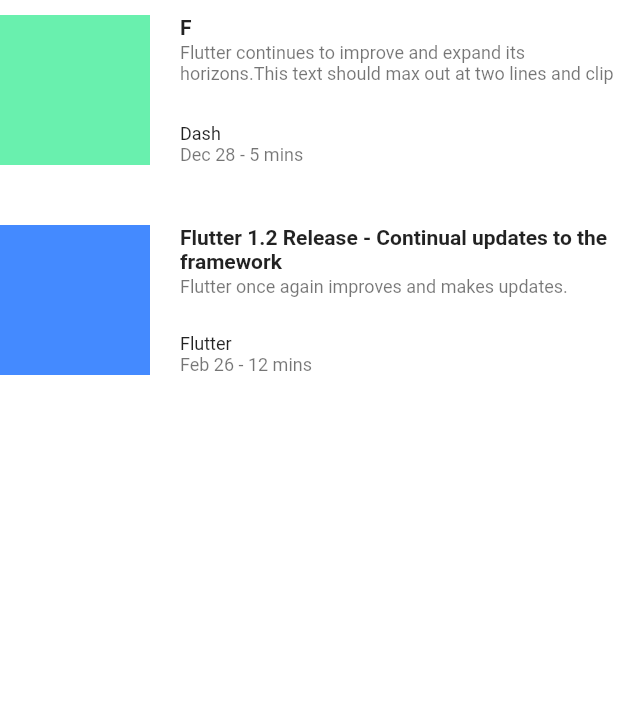
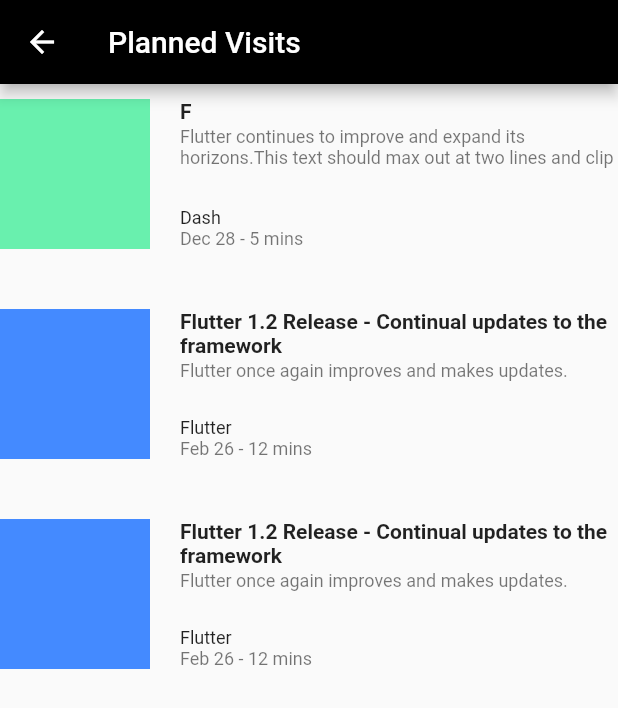
Before and after one commit to Nicoale/feety, a Flutter app: the PlannedListWidget screen opened directly, on a phone screen of 412 x 824 dp. Shown: the top 708 px of the screen. Run offline on Flutter 3.47's test engine with Material 2 defaults, Android fonts, the light colour scheme and no system bars; our stand-ins replace flutter_offline.

Commit message:
offline screen changed

```diff
--- a/lib/Screens/about.dart
+++ b/lib/Screens/about.dart
@@ -10,7 +10,8 @@
   Widget build(BuildContext context) {
     return Scaffold(
       appBar: AppBar(
-        title:Text('About App')
+        title:Text('About App'),
+        backgroundColor: Colors.black,
         )
     );
   }
--- a/lib/Screens/favourites.dart
+++ b/lib/Screens/favourites.dart
@@ -10,7 +10,8 @@
   Widget build(BuildContext context) {
     return Scaffold(
       appBar: AppBar(
-        title:Text('Favourites')
+        title:Text('Favourites'),
+        backgroundColor: Colors.black,
         )
     );
   }
--- a/lib/Screens/legal.dart
+++ b/lib/Screens/legal.dart
@@ -5,7 +5,7 @@
   Widget build(BuildContext context) {
     return Scaffold(
       appBar: AppBar(
-        title:Text('Privacy & Legal Information')
+        title:Text('Privacy & Legal Information'),backgroundColor: Colors.black,
         )
     );
   }
--- a/lib/Screens/planned.dart
+++ b/lib/Screens/planned.dart
@@ -10,7 +10,13 @@
   @override
   Widget build(BuildContext context) {
     return Scaffold(
-        backgroundColor: Colors.white,
+      appBar:AppBar(
+        title: Text('Planned Visits'),
+        backgroundColor: Colors.black,
+      ),
+
+
+
         body: ListView(
           children: <Widget>[
             LocationTwo(
@@ -25,9 +31,15 @@
               publishDate: 'Dec 28',
               readDuration: '5 mins',
             ),
+
+
+
             SizedBox(
               height: 20,
             ),
+
+
+
             LocationTwo(
               thumbnail: Container(
                 height: 30,
@@ -42,6 +54,19 @@
             SizedBox(
               height: 20,
             ),
+
+
+            LocationTwo(
+              thumbnail: Container(
+                height: 30,
+                decoration: const BoxDecoration(color: Colors.blueAccent),
+              ),
+              title: 'Flutter 1.2 Release - Continual updates to the framework',
+              subtitle: 'Flutter once again improves and makes updates.',
+              author: 'Flutter',
+              publishDate: 'Feb 26',
+              readDuration: '12 mins',
+            ),
           ],
         ));
   }
--- a/lib/Screens/profile_entry.dart
+++ b/lib/Screens/profile_entry.dart
@@ -13,7 +13,8 @@
   Widget build(BuildContext context) {
     return Scaffold(
       appBar: AppBar(
-        title: Text('Your Profile')
+        title: Text('Your Profile'),
+        backgroundColor: Colors.black,
       ),
       body: Text('This is my profile'),
     );
--- a/lib/Screens/settings.dart
+++ b/lib/Screens/settings.dart
@@ -12,7 +12,7 @@
   @override
   Widget build(BuildContext context) {
     return Scaffold(
-        appBar: AppBar(title: Text('Settings')),
+        appBar: AppBar(title: Text('Settings'), backgroundColor: Colors.black),
         drawer: Theme(
           data: Theme.of(context).copyWith(
             canvasColor: Colors.transparent,
--- a/pubspec.yaml
+++ b/pubspec.yaml
@@ -25,6 +25,7 @@
     sdk: flutter
   simple_animations: ^2.2.1
   provider: ^4.3.1
+  flutter_offline: "^0.3.0"
 
 
 
```
Also changed, not shown: lib/Screens/offline.dart (+42 -15 lines), lib/Screens/search_location.dart (+15 -1 lines), pubspec.lock.
